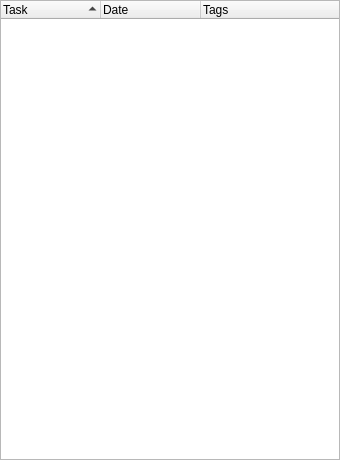
The window that session4/window.ui (ralsina/pyqt-by-example) describes before a commit, drawn with Qt 5.
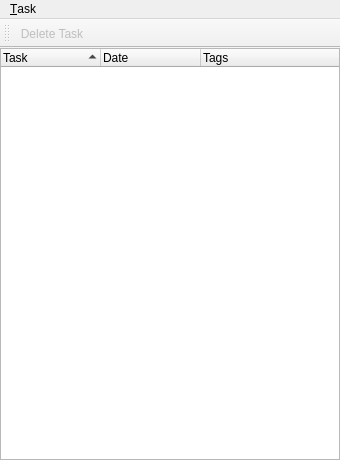
The same window after the commit. Icons and pictures are not drawn.

```diff
--- a/session4/window.ui
+++ b/session4/window.ui
@@ -66,7 +66,41 @@
      <height>27</height>
     </rect>
    </property>
+   <widget class="QMenu" name="menuTask" >
+    <property name="title" >
+     <string>&amp;Task</string>
+    </property>
+    <addaction name="actionDelete_Task" />
+   </widget>
+   <addaction name="menuTask" />
   </widget>
+  <widget class="QToolBar" name="toolBar" >
+   <property name="windowTitle" >
+    <string>toolBar</string>
+   </property>
+   <attribute name="toolBarArea" >
+    <enum>TopToolBarArea</enum>
+   </attribute>
+   <attribute name="toolBarBreak" >
+    <bool>false</bool>
+   </attribute>
+   <addaction name="actionDelete_Task" />
+  </widget>
+  <action name="actionDelete_Task" >
+   <property name="enabled" >
+    <bool>false</bool>
+   </property>
+   <property name="icon" >
+    <iconset resource="icons.qrc" >
+     <normaloff>:/delete.svg</normaloff>:/delete.svg</iconset>
+   </property>
+   <property name="text" >
+    <string>Delete Task</string>
+   </property>
+   <property name="shortcut" >
+    <string>Del</string>
+   </property>
+  </action>
  </widget>
  <resources>
   <include location="icons.qrc" />
```
